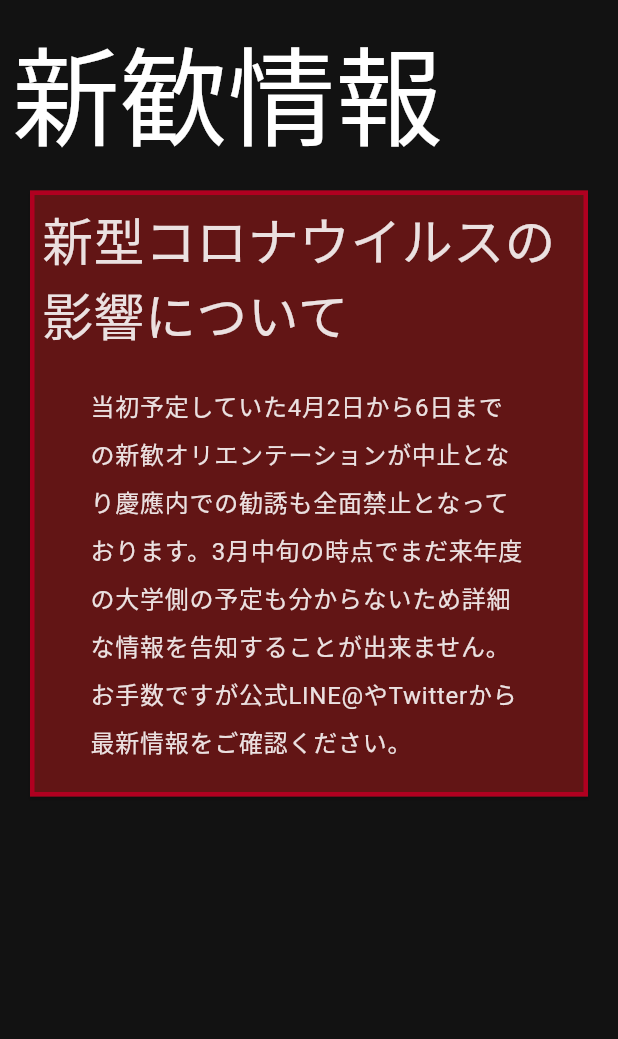
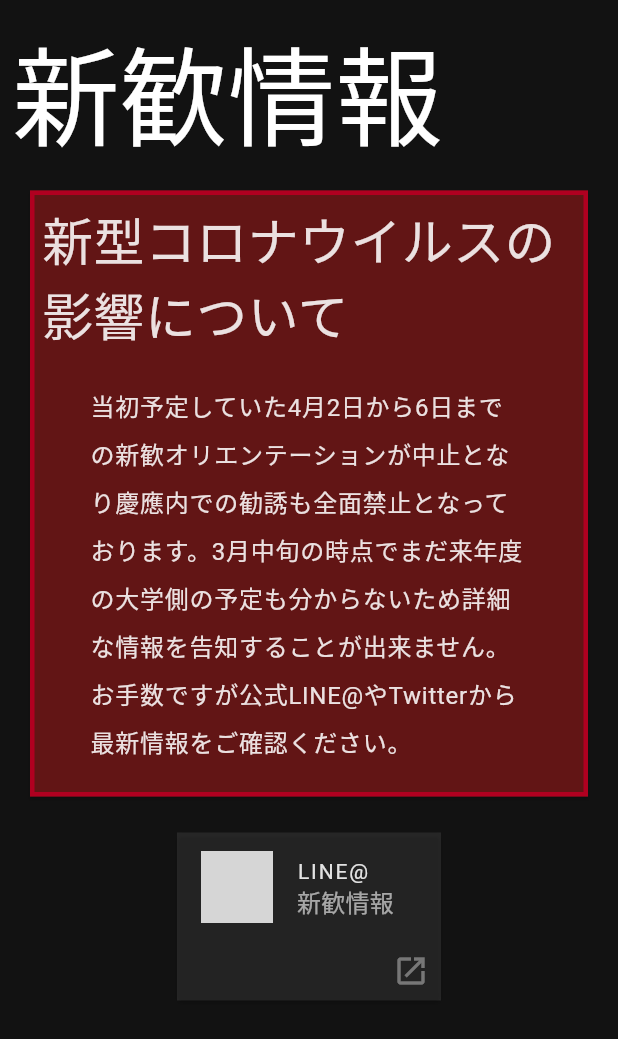
Before and after one commit to kcs1959/2020new_dart, a Flutter app: the MainShinkanView widget shown alone on an empty page, opened directly with empty values, on a phone screen of 412 x 824 dp. Shown: the top 1039 px of the screen. Run offline on Flutter 3.47's test engine with Material 2 defaults, Android fonts, the phone set to English and light mode, and no system bars; our stand-ins replace auto_size_text, expandable, firebase_auth, flutter_dotenv, responsive_grid; missing offline and left inert: clippy_flutter, dart:html, fb_auth, firebase; accounts and stored records are empty; Roboto replaces fonts that are missing (MPlus); grey boxes are pictures that could not be loaded.

Commit message:
fix rabbit

```diff
--- a/lib/mainShinkanView.dart
+++ b/lib/mainShinkanView.dart
@@ -1,8 +1,10 @@
 import 'package:auto_size_text/auto_size_text.dart';
 import 'package:flutter/cupertino.dart';
 import 'package:flutter/material.dart';
+import 'package:kcs_2020_shinkan_web/QAPage/qaContentView.dart';
 import 'package:kcs_2020_shinkan_web/mainPage.dart';
 import 'package:kcs_2020_shinkan_web/style/TextStyles.dart';
+import 'package:kcs_2020_shinkan_web/util/link.dart';
 
 class MainShinkanView extends StatelessWidget {
   final DeviceInfo deviceInfo;
@@ -56,6 +58,15 @@ class MainShinkanView extends StatelessWidget {
                       ],
                     ),
                   ),
+                ),
+              ),
+              Center(
+                child: Wrap(
+                  direction: Axis.horizontal,
+                  alignment: WrapAlignment.center,
+                  children: <Widget>[
+                    linkCard("LINE@", "新歓情報", Image.asset("image/linelogo.png", height: 48), Link.toLineKCS),
+                  ],
                 ),
               )
               /*
```
Also changed, not shown: lib/mainQAView.dart (+7 -1 lines), lib/mainWhatIsKCSView.dart (+32 -0 lines).
